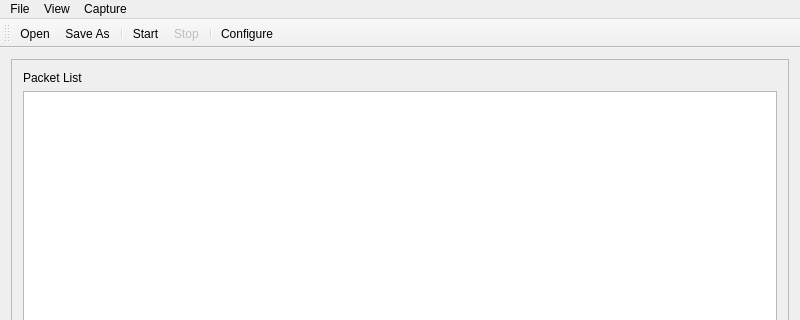
Qt form mainwindow.ui (lambdaconcept/usb2sniffer-qt) before a commit; both pictures show x 0 to 800 and y 0 to 320 of the 800 by 600 pixel window.
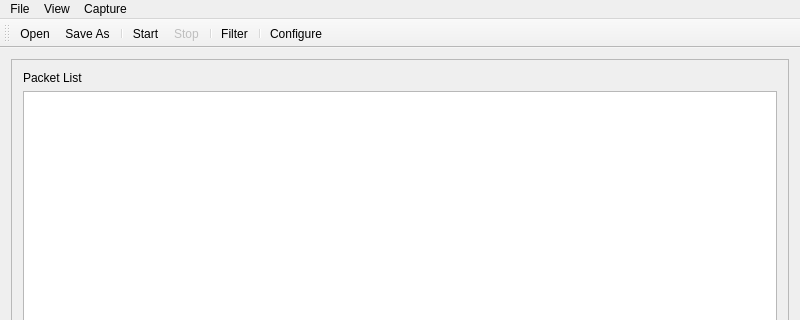
The same form after that commit. Icons and pictures are not drawn.

```diff
--- a/mainwindow.ui
+++ b/mainwindow.ui
@@ -266,6 +266,8 @@
    <addaction name="actionStart"/>
    <addaction name="actionStop"/>
    <addaction name="separator"/>
+   <addaction name="actionFilter"/>
+   <addaction name="separator"/>
    <addaction name="actionConfigure"/>
   </widget>
   <widget class="QStatusBar" name="statusBar"/>
```
Left out of the diff: 28 changed lines with no effect on the pictures.
